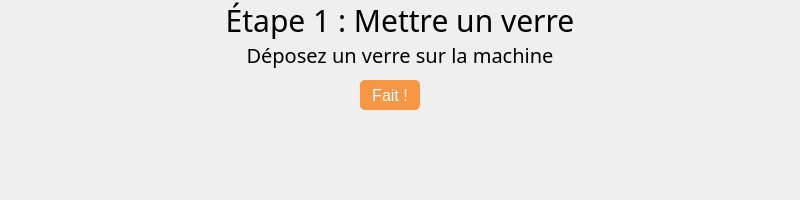
This is RaspberryPi/GUI/cocktailStep1Button.ui in Nico-GYW/cocktail_machine as Qt 5 draws it before an edit. The edited form follows.
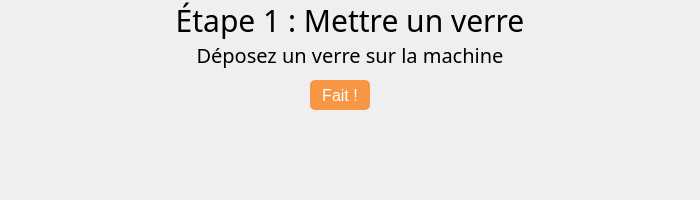
This is the edited form.

Diff of the .ui file:
```diff
--- a/RaspberryPi/GUI/cocktailStep1Button.ui
+++ b/RaspberryPi/GUI/cocktailStep1Button.ui
@@ -6,7 +6,7 @@
    <rect>
     <x>0</x>
     <y>0</y>
-    <width>800</width>
+    <width>700</width>
     <height>200</height>
    </rect>
   </property>
@@ -18,13 +18,13 @@
   </property>
   <property name="minimumSize">
    <size>
-    <width>800</width>
+    <width>700</width>
     <height>200</height>
    </size>
   </property>
   <property name="maximumSize">
    <size>
-    <width>800</width>
+    <width>700</width>
     <height>200</height>
    </size>
   </property>
@@ -33,7 +33,7 @@
     <rect>
      <x>0</x>
      <y>40</y>
-     <width>800</width>
+     <width>700</width>
      <height>30</height>
     </rect>
    </property>
@@ -59,7 +59,7 @@
     <rect>
      <x>0</x>
      <y>0</y>
-     <width>800</width>
+     <width>700</width>
      <height>40</height>
     </rect>
    </property>
@@ -83,7 +83,7 @@
   <widget class="QPushButton" name="button_1">
    <property name="geometry">
     <rect>
-     <x>360</x>
+     <x>310</x>
      <y>80</y>
      <width>60</width>
      <height>30</height>
```
